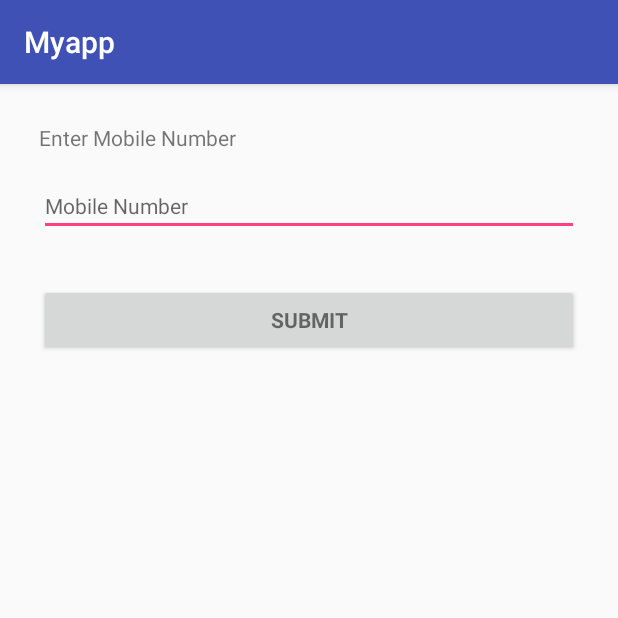
After one commit to patilsan90/AppRepo, an Android app: the EnterMobileNoActivity screen opened directly, with no data from a screen before it, on a phone screen of 412 x 824 dp, the top half of it. The commit adds this screen. Run offline under Robolectric (Android 15) with nearby library versions, the phone set to English and light mode, and no system bars.

Commit message:
login: Adding sign in with Gmail option
Adding signing in with gmail option, also added
AddMobileNumber activity to register the same after
signing in with gmail option.

Signed-off-by: Sandeep Patil <patil.san90@gmail.com>

```diff
--- a/Myapp/app/build.gradle
+++ b/Myapp/app/build.gradle
@@ -1,5 +1,5 @@
 apply plugin: 'com.android.application'
-
+apply plugin: 'com.google.gms.google-services'
 android {
     compileSdkVersion 25
     buildToolsVersion "25.0.2"
@@ -33,6 +33,6 @@ dependencies {
     compile 'com.android.support:recyclerview-v7:25.3.1'
     compile 'com.android.support:design:25.3.1'
     compile 'com.android.support.constraint:constraint-layout:1.0.2'
-    compile 'com.google.android.gms:play-services:10.2.1'
+    compile 'com.google.android.gms:play-services:9.0.0'
     testCompile 'junit:junit:4.12'
 }
--- a/Myapp/app/src/main/AndroidManifest.xml
+++ b/Myapp/app/src/main/AndroidManifest.xml
@@ -14,7 +14,7 @@
         android:label="@string/app_name"
         android:supportsRtl="true"
         android:theme="@style/AppTheme">
-        <activity android:name=".home.MainActivity"></activity>
+        <activity android:name=".home.MainActivity" />
         <activity
             android:name=".login.LoginActivity"
             android:label="@string/title_activity_login">
@@ -31,7 +31,8 @@
         <activity
             android:name=".barcode.BarcodeCaptureActivity"
             android:theme="@style/Theme.AppCompat.NoActionBar" />
-        <activity android:name=".home.mycart.ItemCountSelectionActivity"></activity>
+        <activity android:name=".home.mycart.ItemCountSelectionActivity" />
+        <activity android:name=".login.EnterMobileNoActivity"></activity>
     </application>
 
 </manifest>
--- a/Myapp/app/src/main/java/com/mall/logic/myapp/AppState.java
+++ b/Myapp/app/src/main/java/com/mall/logic/myapp/AppState.java
@@ -1,5 +1,6 @@
 package com.mall.logic.myapp;
 
+import com.google.android.gms.common.api.GoogleApiClient;
 import com.mall.logic.myapp.home.mycart.CartItem;
 import com.mall.logic.myapp.home.offers.OfferItem;
 import com.mall.logic.myapp.login.LoginActivity;
--- /dev/null
+++ b/Myapp/app/src/main/java/com/mall/logic/myapp/login/EnterMobileNoActivity.java
@@ -0,0 +1,26 @@
+package com.mall.logic.myapp.login;
+
+import android.content.Intent;
+import android.support.v7.app.AppCompatActivity;
+import android.os.Bundle;
+import android.view.View;
+
+import com.mall.logic.myapp.R;
+
+public class EnterMobileNoActivity extends AppCompatActivity {
+
+    static EnterMobileNoActivity mobileNoActivity;
+    @Override
+    protected void onCreate(Bundle savedInstanceState) {
+        super.onCreate(savedInstanceState);
+        setContentView(R.layout.activity_enter_mobile_no);
+        mobileNoActivity = this;
+    }
+
+    public void submit_mobile_no(View view)
+    {
+        Intent myIntent = new Intent(this, VerifyMobileNoActivity.class);
+        myIntent.putExtra("name", "Sample name"); //Optional parameter pass parameters
+        startActivity(myIntent);
+    }
+}
--- /dev/null
+++ b/Myapp/app/src/main/res/layout/activity_enter_mobile_no.xml
@@ -0,0 +1,40 @@
+<LinearLayout xmlns:android="http://schemas.android.com/apk/res/android"
+    xmlns:tools="http://schemas.android.com/tools"
+    android:layout_width="match_parent"
+    android:layout_height="wrap_content"
+    android:orientation="vertical"
+    android:padding="10dp"
+    tools:context="com.mall.logic.myapp.login.EnterMobileNoActivity">
+
+    <TextView
+        android:layout_width="match_parent"
+        android:layout_height="wrap_content"
+        android:layout_marginTop="16dp"
+        android:layout_marginLeft="16dp"
+        android:layout_marginRight="16dp"
+        android:text="Enter Mobile Number"
+        android:maxLines="1"
+        android:textAppearance="?android:attr/textAppearanceSmall" />
+
+    <EditText
+        android:id="@+id/enter_mob_no"
+        android:layout_width="match_parent"
+        android:layout_height="wrap_content"
+        android:layout_margin="16dp"
+        android:hint="Mobile Number"
+        android:inputType="phone"
+        android:maxLines="1"
+        android:textAppearance="?android:attr/textAppearanceSmall" />
+
+    <Button
+        android:id="@+id/submit_mob_no"
+        style="?android:textAppearanceSmall"
+        android:layout_width="match_parent"
+        android:layout_height="wrap_content"
+        android:layout_margin="16dp"
+        android:layout_weight=".5"
+        android:text="SUBMIT"
+        android:onClick="submit_mobile_no"
+        android:textStyle="bold" />
+
+</LinearLayout>
--- a/Myapp/app/src/main/res/values/strings.xml
+++ b/Myapp/app/src/main/res/values/strings.xml
@@ -37,5 +37,6 @@
     <string name="no_camera_permission">This application cannot run because it does not have the camera permission.  The application will now exit.</string>
     <string name="low_storage_error">Face detector dependencies cannot be downloaded due to low device storage</string>
 
+    <string name="loading">Loading…</string>
 
 </resources>
--- a/Myapp/build.gradle
+++ b/Myapp/build.gradle
@@ -6,7 +6,7 @@ buildscript {
     }
     dependencies {
         classpath 'com.android.tools.build:gradle:2.3.1'
-
+        classpath 'com.google.gms:google-services:3.0.0'
         // NOTE: Do not place your application dependencies here; they belong
         // in the individual module build.gradle files
     }
```
Also changed, not shown: Myapp/app/src/main/java/com/mall/logic/myapp/home/MainActivity.java (+47 -1 lines), Myapp/app/src/main/java/com/mall/logic/myapp/login/GmailSignIn.java (added, +150 -0 lines), Myapp/app/src/main/java/com/mall/logic/myapp/login/LoginActivity.java (+111 -48 lines), Myapp/app/src/main/java/com/mall/logic/myapp/login/SessionInfo.java (+12 -7 lines), Myapp/app/src/main/java/com/mall/logic/myapp/login/VerifyMobileNoActivity.java (+22 -11 lines), Myapp/app/src/main/java/com/mall/logic/myapp/server_communication/UserAuthentication.java (added, +56 -0 lines), Myapp/app/src/main/res/layout/activity_login.xml (+2 -6 lines), 2 other files.
